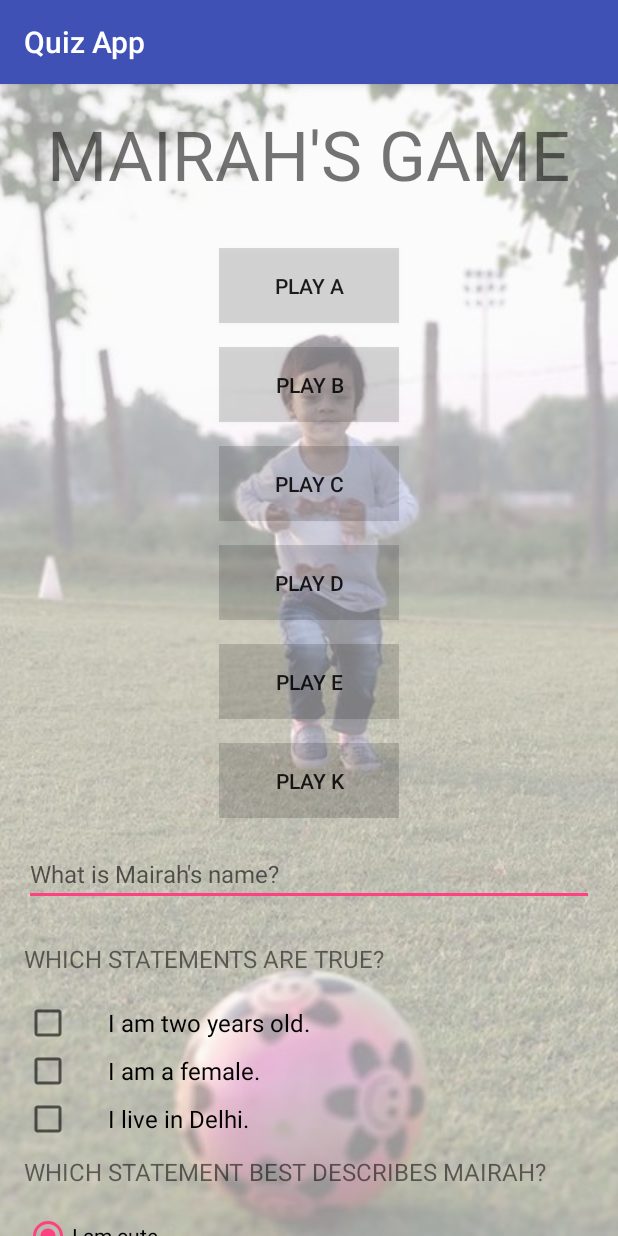
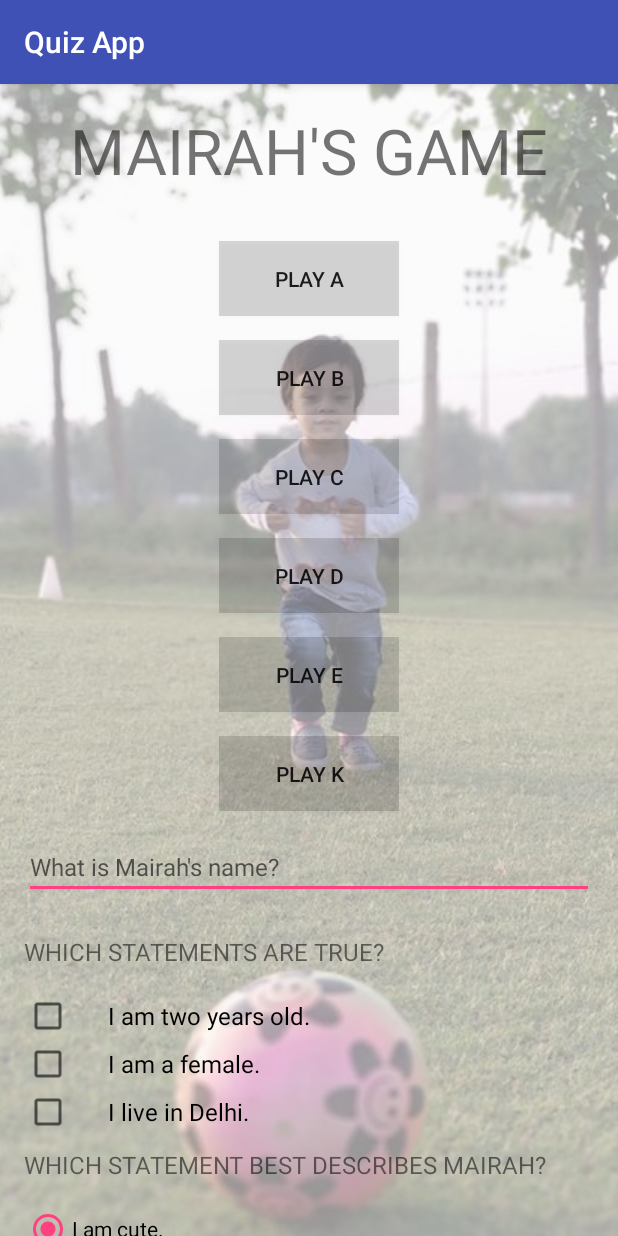
Before and after one commit to shaneduckworth/QuizApp, an Android app: the screen it shows after launch (MainActivity), on a phone screen of 412 x 824 dp. Run offline under Robolectric (Android 15) with nearby library versions, the phone set to English and light mode, and no system bars.

Commit message:
Fix app:font text and move dims and colors to respective files

```diff
--- a/app/build.gradle
+++ b/app/build.gradle
@@ -4,7 +4,7 @@ android {
     compileSdkVersion 27
     defaultConfig {
         applicationId "com.example.android.quizapp"
-        minSdkVersion 15
+        minSdkVersion 16
         targetSdkVersion 27
         versionCode 1
         versionName "1.0"
--- a/app/src/main/java/com/example/android/quizapp/MainActivity.java
+++ b/app/src/main/java/com/example/android/quizapp/MainActivity.java
@@ -17,23 +17,32 @@ import android.widget.Toast;
 public class MainActivity extends AppCompatActivity {
 
     private MediaPlayer mp;
-    int scoreA = 0;
-    int scoreB = 0;
-    int scoreC = 0;
-    int scoreD = 0;
-    int scoreE = 0;
-    int scoreK = 0;
-    int scoreName = 0;
-    int scoreAge = 0;
-    int scoreCute = 0;
-    int totalScore;
-    CheckBox chAge, chGender, chDelhi;
-    EditText nameEntry;
-    Button playA, playB, playC, playD, playE, playK;
-    RadioGroup cuteness;
-    RadioButton cute, totallyCute, wayTooCute;
-    int currentUri;
-    int answer;
+    private int scoreA = 0;
+    private int scoreB = 0;
+    private int scoreC = 0;
+    private int scoreD = 0;
+    private int scoreE = 0;
+    private int scoreK = 0;
+    private int scoreName = 0;
+    private int scoreAge = 0;
+    private int scoreCute = 0;
+    private int totalScore;
+    private CheckBox chAge;
+    private CheckBox chGender;
+    private CheckBox chDelhi;
+    private EditText nameEntry;
+    private Button playA;
+    private Button playB;
+    private Button playC;
+    private Button playD;
+    private Button playE;
+    private Button playK;
+    private RadioGroup cuteness;
+    private RadioButton cute;
+    private RadioButton totallyCute;
+    private RadioButton wayTooCute;
+    private int currentUri;
+    private int answer;
 
 
     @Override
--- a/app/src/main/res/layout/activity_main.xml
+++ b/app/src/main/res/layout/activity_main.xml
@@ -31,48 +31,48 @@
                 android:fontFamily="sans-serif"
                 android:text="@string/mairahs_game"
                 android:textAllCaps="true"
-                android:textSize="46sp" />
+                android:textSize="@dimen/title_text_size" />
 
             <Button
                 android:id="@+id/playA"
-                android:layout_width="120dp"
-                android:layout_height="50dp"
+                android:layout_width="@dimen/play_button_width"
+                android:layout_height="@dimen/play_button_height"
                 android:layout_gravity="center"
-                android:layout_marginTop="16dp"
-                android:background="#25000000"
+                android:layout_marginTop="@dimen/interbutton_spacing"
+                android:background="@color/button_bg"
                 android:onClick="assign"
                 android:text="@string/play_a"
                 android:textAllCaps="true" />
 
             <Button
                 android:id="@+id/playB"
-                android:layout_width="120dp"
-                android:layout_height="50dp"
+                android:layout_width="@dimen/play_button_width"
+                android:layout_height="@dimen/play_button_height"
                 android:layout_gravity="center"
-                android:layout_marginTop="16dp"
-                android:background="#25000000"
+                android:layout_marginTop="@dimen/interbutton_spacing"
+                android:background="@color/button_bg"
                 android:onClick="assign"
                 android:text="@string/play_b"
                 android:textAllCaps="true" />
 
             <Button
                 android:id="@+id/playC"
-                android:layout_width="120dp"
-                android:layout_height="50dp"
+                android:layout_width="@dimen/play_button_width"
+                android:layout_height="@dimen/play_button_height"
                 android:layout_gravity="center"
-                android:layout_marginTop="16dp"
-                android:background="#25000000"
+                android:layout_marginTop="@dimen/interbutton_spacing"
+                android:background="@color/button_bg"
                 android:onClick="assign"
                 android:text="@string/play_c"
                 android:textAllCaps="true" />
 
             <Button
                 android:id="@+id/playD"
-                android:layout_width="120dp"
-                android:layout_height="50dp"
+                android:layout_width="@dimen/play_button_width"
+                android:layout_height="@dimen/play_button_height"
                 android:layout_gravity="center"
-                android:layout_marginTop="16dp"
-                android:background="#25000000"
+                android:layout_marginTop="@dimen/interbutton_spacing"
+                android:background="@color/button_bg"
                 android:onClick="assign"
                 android:text="@string/play_d"
                 android:textAllCaps="true" />
@@ -80,11 +80,11 @@
 
             <Button
                 android:id="@+id/playE"
-                android:layout_width="120dp"
-                android:layout_height="50dp"
+                android:layout_width="@dimen/play_button_width"
+                android:layout_height="@dimen/play_button_height"
                 android:layout_gravity="center"
-                android:layout_marginTop="16dp"
-                android:background="#25000000"
+                android:layout_marginTop="@dimen/interbutton_spacing"
+                android:background="@color/button_bg"
                 android:onClick="assign"
                 android:text="@string/play_e"
                 android:textAllCaps="true" />
@@ -92,12 +92,12 @@
 
             <Button
                 android:id="@+id/playK"
-                android:layout_width="120dp"
-                android:layout_height="50dp"
+                android:layout_width="@dimen/play_button_width"
+                android:layout_height="@dimen/play_button_height"
                 android:layout_gravity="center"
                 android:layout_marginBottom="16dp"
-                android:layout_marginTop="16dp"
-                android:background="#25000000"
+                android:layout_marginTop="@dimen/interbutton_spacing"
+                android:background="@color/button_bg"
                 android:onClick="assign"
                 android:text="@string/play_k"
                 android:textAllCaps="true" />
@@ -109,7 +109,7 @@
                 android:layout_marginBottom="24dp"
                 android:hint="@string/mairahs_name_query"
                 android:inputType="textCapWords"
-                android:textSize="16sp" />
+                android:textSize="@dimen/query_text_size" />
 
             <TextView
                 android:layout_width="wrap_content"
@@ -118,7 +118,7 @@
                 android:fontFamily="sans-serif"
                 android:text="@string/which_statements_are_true"
                 android:textAllCaps="true"
-                android:textSize="16sp" />
+                android:textSize="@dimen/query_text_size" />
 
             <CheckBox
                 android:id="@+id/i_am_2"
@@ -127,7 +127,7 @@
                 android:layout_marginBottom="0dp"
                 android:paddingLeft="24dp"
                 android:text="@string/i_am_two"
-                android:textSize="16sp" />
+                android:textSize="@dimen/query_text_size" />
 
             <CheckBox
                 android:id="@+id/i_am_female"
@@ -136,7 +136,7 @@
                 android:layout_marginBottom="0dp"
                 android:paddingLeft="24dp"
                 android:text="@string/i_am_a_female"
-                android:textSize="16sp" />
+                android:textSize="@dimen/query_text_size" />
 
             <CheckBox
                 android:id="@+id/i_live_in_delhi"
@@ -145,7 +145,7 @@
                 android:layout_marginBottom="8dp"
                 android:paddingLeft="24dp"
                 android:text="@string/i_live_in_delhi"
-                android:textSize="16sp" />
+                android:textSize="@dimen/query_text_size" />
 
             <TextView
                 android:layout_width="wrap_content"
@@ -154,7 +154,7 @@
                 android:fontFamily="sans-serif"
                 android:text="@string/how_cute"
                 android:textAllCaps="true"
-                android:textSize="16sp" />
+                android:textSize="@dimen/query_text_size" />
 
             <RadioGroup
                 android:id="@+id/radioCuteness"
@@ -188,7 +188,7 @@
                 android:layout_height="50dp"
                 android:layout_gravity="center"
                 android:layout_marginTop="16dp"
-                android:background="#35000000"
+                android:background="@color/score_button_bg"
                 android:onClick="score"
                 android:text="@string/score"
                 android:textAllCaps="true" />
--- a/app/src/main/res/values/colors.xml
+++ b/app/src/main/res/values/colors.xml
@@ -3,4 +3,6 @@
     <color name="colorPrimary">#3F51B5</color>
     <color name="colorPrimaryDark">#303F9F</color>
     <color name="colorAccent">#FF4081</color>
+    <color name="button_bg">#25000000</color>
+    <color name="score_button_bg">#35000000</color>
 </resources>
--- /dev/null
+++ b/app/src/main/res/values/dimens.xml
@@ -0,0 +1,8 @@
+<?xml version="1.0" encoding="utf-8"?>
+<resources>
+    <dimen name="title_text_size">42sp</dimen>
+    <dimen name="play_button_width">120dp</dimen>
+    <dimen name="play_button_height">50dp</dimen>
+    <dimen name="interbutton_spacing">16dp</dimen>
+    <dimen name="query_text_size">16sp</dimen>
+</resources>
```
